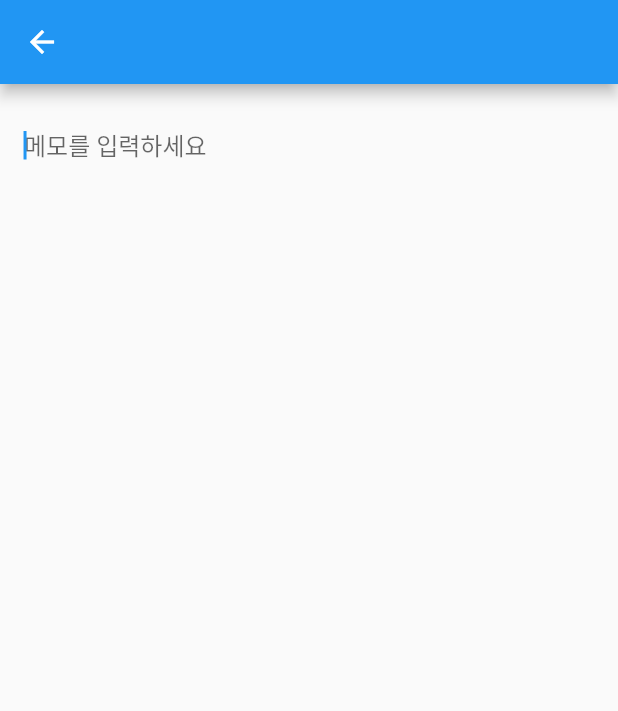
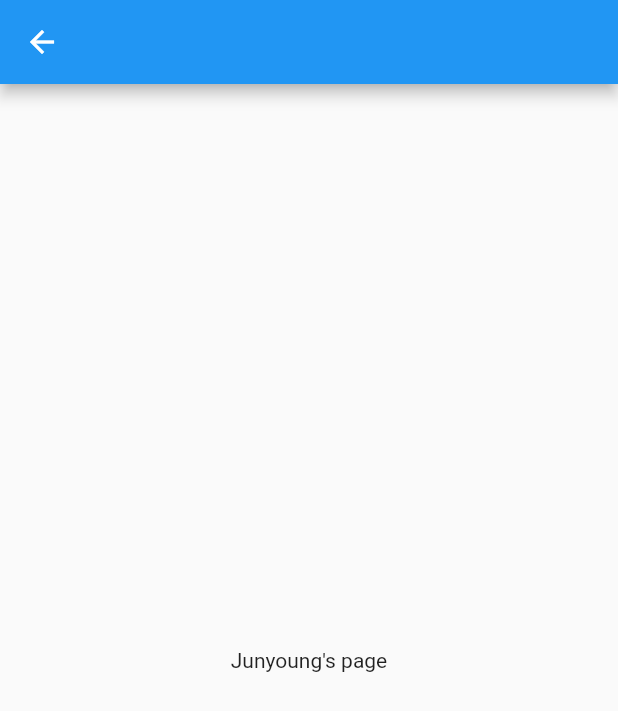
Before and after one commit to wnsdud0721/Flutter_beginner, a Flutter app: the screen it shows after launch, after a tap on an icon or button, on a phone screen of 412 x 824 dp. Shown: the top 711 px of the screen. Run offline on Flutter 3.47's test engine with Material 2 defaults, Android fonts, the phone set to English and light mode, and no system bars.

Commit message:
개인페이지 class 생성

```diff
--- a/lib/feed.dart
+++ b/lib/feed.dart
@@ -68,22 +68,22 @@ class Feed extends StatelessWidget {
             } else if (name == '박수홍') {
               Navigator.push(
                 context,
-                MaterialPageRoute(builder: (_) => DetailPage()),
+                MaterialPageRoute(builder: (_) => Suhong()),
               );
             } else if (name == '이우준') {
               Navigator.push(
                 context,
-                MaterialPageRoute(builder: (_) => DetailPage()),
+                MaterialPageRoute(builder: (_) => Woojun()),
               );
             } else if (name == '이현우') {
               Navigator.push(
                 context,
-                MaterialPageRoute(builder: (_) => DetailPage()),
+                MaterialPageRoute(builder: (_) => Hyunwoo()),
               );
             } else if (name == '김성학') {
               Navigator.push(
                 context,
-                MaterialPageRoute(builder: (_) => DetailPage()),
+                MaterialPageRoute(builder: (_) => Sunghak()),
               );
             }
           },
--- a/lib/junyoung.dart
+++ b/lib/junyoung.dart
@@ -1,41 +1,16 @@
-// 메모 생성 및 수정 페이지
+// 준영's 자기소개 페이지
 import 'package:flutter/cupertino.dart';
 import 'package:flutter/material.dart';
 
 class Junyoung extends StatelessWidget {
   Junyoung({super.key});
 
-  TextEditingController contentController = TextEditingController();
-
   @override
   Widget build(BuildContext context) {
     return Scaffold(
-      appBar: AppBar(
-          // actions: [
-          //   IconButton(
-          //     onPressed: () {
-          //       // 삭제 버튼 클릭시
-          //     },
-          //     icon: Icon(Icons.delete),
-          //   )
-          // ],
-          ),
-      body: Padding(
-        padding: const EdgeInsets.all(16),
-        child: TextField(
-          controller: contentController,
-          decoration: InputDecoration(
-            hintText: "메모를 입력하세요",
-            border: InputBorder.none,
-          ),
-          autofocus: true,
-          maxLines: null,
-          expands: true,
-          keyboardType: TextInputType.multiline,
-          onChanged: (value) {
-            // 텍스트필드 안의 값이 변할 때
-          },
-        ),
+      appBar: AppBar(),
+      body: Center(
+        child: Text("Junyoung's page"),
       ),
     );
   }
```
Also changed, not shown: lib/main.dart (+60 -0 lines).
